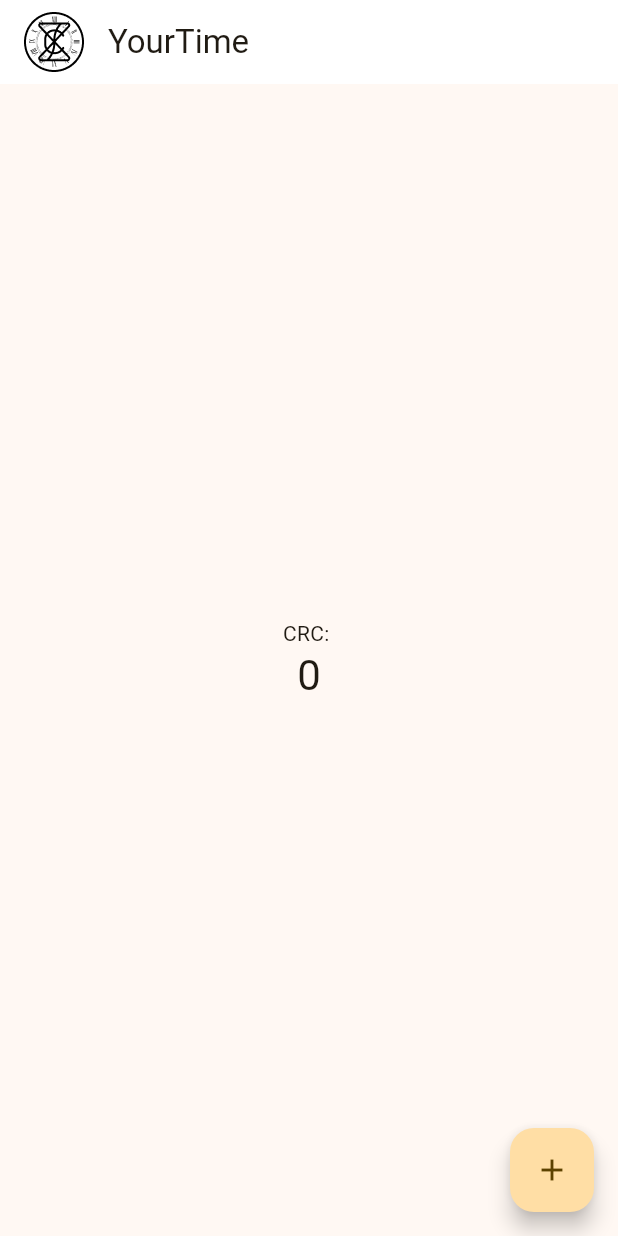
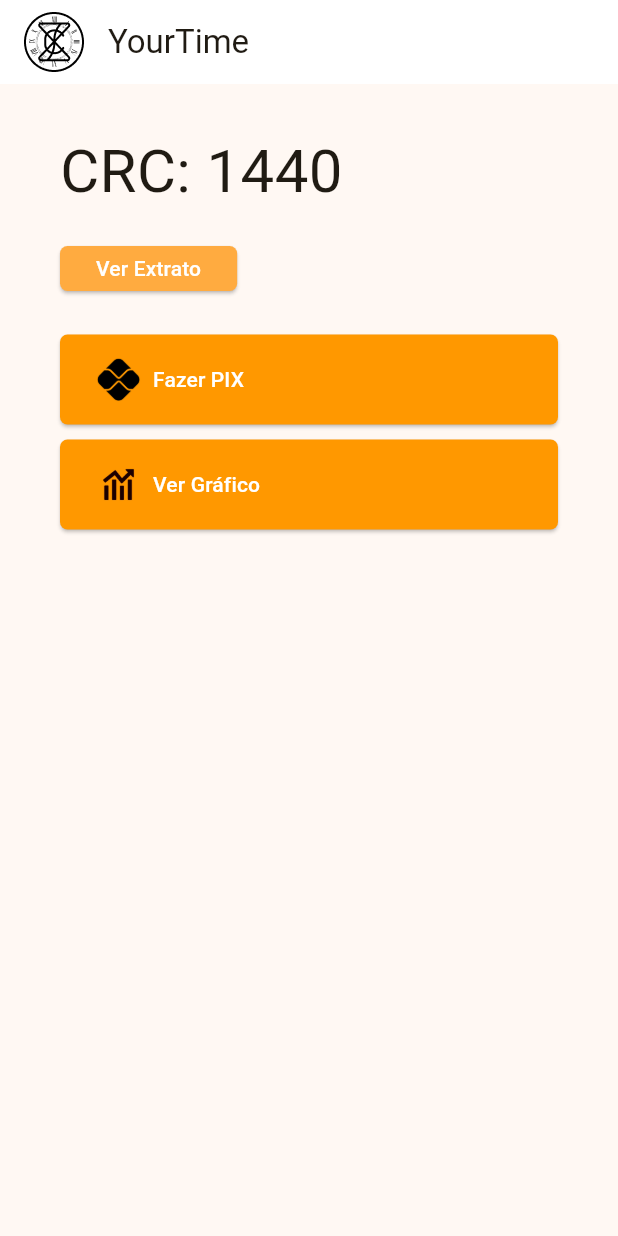
Before and after one commit to douglasarthurr/appYourTime, a Flutter app: the screen it shows after launch, on a phone screen of 412 x 824 dp. Run offline on Flutter 3.47's test engine with Material 2 defaults, Android fonts, the phone set to English and light mode, and no system bars.

Commit message:
pagina principal feita

```diff
--- a/lib/main.dart
+++ b/lib/main.dart
@@ -4,8 +4,6 @@ import 'pixPage.dart';
 void main() {
   runApp(const MyApp());
 }
-
-
 
 class MyApp extends StatelessWidget {
   const MyApp({super.key});
@@ -16,8 +14,8 @@ class MyApp extends StatelessWidget {
     return MaterialApp(
       title: 'Your time',
       theme: ThemeData(
-
-        colorScheme: ColorScheme.fromSeed(seedColor: Color.fromARGB(255, 226, 171, 53)),
+        colorScheme:
+            ColorScheme.fromSeed(seedColor: Color.fromARGB(255, 226, 171, 53)),
         useMaterial3: true,
       ),
       home: const MyHomePage(title: 'YourTime'),
@@ -28,15 +26,6 @@ class MyApp extends StatelessWidget {
 class MyHomePage extends StatefulWidget {
   const MyHomePage({super.key, required this.title});
 
-  // This widget is the home page of your application. It is stateful, meaning
-  // that it has a State object (defined below) that contains fields that affect
-  // how it looks.
-
-  // This class is the configuration for the state. It holds the values (in this
-  // case the title) provided by the parent (in this case the App widget) and
-  // used by the build method of the State. Fields in a Widget subclass are
-  // always marked "final".
-
   final String title;
 
   @override
@@ -44,51 +33,120 @@ class MyHomePage extends StatefulWidget {
 }
 
 class _MyHomePageState extends State<MyHomePage> {
-  int _counter = 0;
-
-  void _incrementCounter() {
-    setState(() {
-      _counter++;
-    });
-  }
+  int _counter = 1440;
 
   @override
   Widget build(BuildContext context) {
-
     return Scaffold(
       appBar: AppBar(
-
         leading: Padding(
           padding: EdgeInsets.only(left: 16.0),
           child: Image.asset('assets/images/crc.png'),
         ),
         backgroundColor: Color.fromARGB(255, 255, 255, 255),
-
         title: Text(widget.title),
       ),
-      body: Center(
-
+      body: Padding(
+        padding: EdgeInsets.symmetric(vertical: 30.0, horizontal: 40.0),
         child: Column(
-
-          mainAxisAlignment: MainAxisAlignment.center,
+          crossAxisAlignment: CrossAxisAlignment.start,
           children: <Widget>[
-            const Text(
-              'CRC: ',
+            Text(
+              'CRC: $_counter',
+              style: TextStyle(
+                fontSize: 40.0,
+              ),
             ),
-            Text(
-              '$_counter',
-              style: Theme.of(context).textTheme.headlineMedium,
+            SizedBox(height: 2.0),
+            Column(
+              crossAxisAlignment: CrossAxisAlignment.start,
+              children: <Widget>[
+                SizedBox(height: 10.0),
+                ElevatedButton(
+                  onPressed: () {
+                    // Lógica do terceiro botão
+                  },
+                  style: ElevatedButton.styleFrom(
+                    primary: Colors.orangeAccent,
+                    shape: RoundedRectangleBorder(
+                      borderRadius: BorderRadius.circular(5.0),
+                    ),
+                    minimumSize: Size(100, 30),
+                  ),
+                  child: Column(
+                    children: <Widget>[
+                      Text(
+                        'Ver Extrato',
+                        style: TextStyle(
+                          color: Colors.white,
+                        ),
+                      ),
+                    ],
+                  ),
+                ),
+                SizedBox(height: 20.0),
+                ElevatedButton(
+                  onPressed: () {
+                    // Lógica do primeiro botão
+                  },
+                  style: ElevatedButton.styleFrom(
+                    primary: Colors.orange,
+                    shape: RoundedRectangleBorder(
+                      borderRadius: BorderRadius.circular(5.0),
+                    ),
+                    minimumSize: Size(400, 60),
+                  ),
+                  child: Row(
+                    children: <Widget>[
+                      Image.asset(
+                        'assets/images/pix.png',
+                        height: 30.0,
+                        width: 30.0,
+                      ),
+                      SizedBox(width: 8.0),
+                      Text(
+                        'Fazer PIX',
+                        style: TextStyle(
+                          color: Colors.white,
+                        ),
+                      ),
+                    ],
+                  ),
+                ),
+                SizedBox(height: 10.0),
+                ElevatedButton(
+                  onPressed: () {
+                    // Lógica do terceiro botão
+                  },
+                  style: ElevatedButton.styleFrom(
+                    primary: Colors.orange,
+                    shape: RoundedRectangleBorder(
+                      borderRadius: BorderRadius.circular(5.0),
+                    ),
+                    minimumSize: Size(400, 60),
+                  ),
+                  child: Row(
+                    children: <Widget>[
+                      Image.asset(
+                        'assets/images/grafico.png',
+                        height: 30.0,
+                        width: 30.0,
+                      ),
+                      SizedBox(width: 8.0),
+                      Text(
+                        'Ver Gráfico',
+                        style: TextStyle(
+                          color: Colors.white,
+                        ),
+                      ),
+                    ],
+                  ),
+                ),
+              ],
             ),
           ],
         ),
       ),
-      floatingActionButton: FloatingActionButton(
-        onPressed: _incrementCounter,
-        tooltip: 'Increment',
-        child: const Icon(Icons.add),
-
-      ), // This trailing comma makes auto-formatting nicer for build methods.
     );
-
   }
 }
--- a/pubspec.yaml
+++ b/pubspec.yaml
@@ -63,6 +63,8 @@ flutter:
   #   - images/a_dot_ham.jpeg
   assets:
     - assets/images/crc.png
+    - assets/images/grafico.png
+    - assets/images/pix.png
 
 
   # An image asset can refer to one or more resolution-specific "variants", see
```
Also changed, not shown: assets/images/grafico.png (added), assets/images/pix.png (added).
